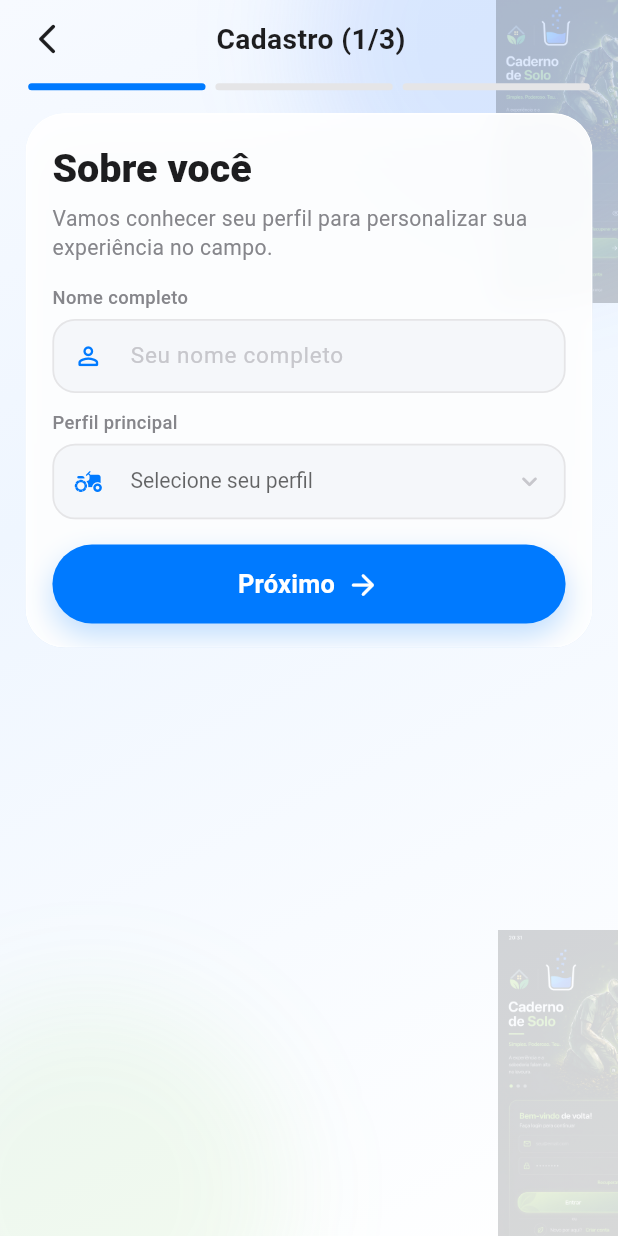
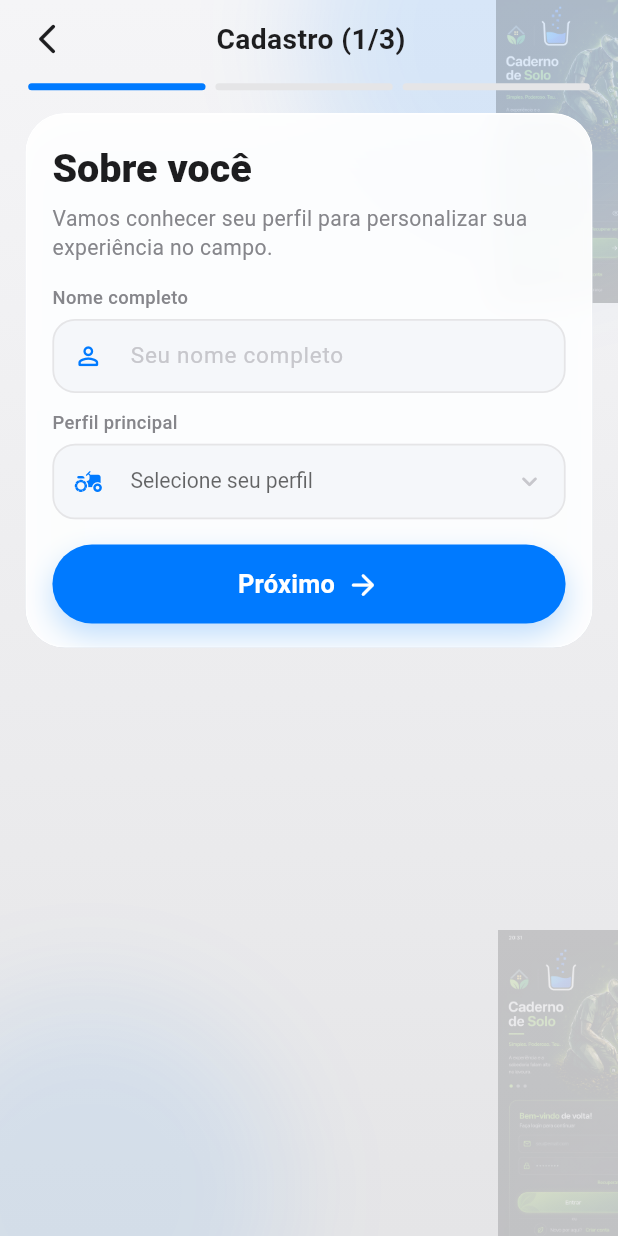
Before and after one commit to AfonsoRaudinei/Caderno-de-solo, a Flutter app: the screen it shows after launch, after a tap on "Cadastro", on a phone screen of 412 x 824 dp. Run offline on Flutter 3.47's test engine with Material 3 defaults, Android fonts, the phone set to English and light mode, and no system bars; our stand-ins replace cloud_firestore, dio, file_picker, firebase_auth, firebase_core, firebase_crashlytics and 20 more; missing offline and left inert: firebase_app_check, firebase_performance, google_mlkit_text_recognition, pdfx, syncfusion_flutter_pdf; accounts and stored records are empty; generated files the repository leaves out were written again.

Commit message:
fix(clientes,auth): FAB único, pós-salvar sem login e limpeza visual
Remove o CTA duplicado de adicionar cliente no empty state, evita reload
que forçava redirect para /login após salvar, e alinha a tela de login
ao design system com limpeza de assets e nomes residuais.

```diff
--- a/Analise/lib/features/auth/presentation/cadastro/cadastro_page.dart
+++ b/Analise/lib/features/auth/presentation/cadastro/cadastro_page.dart
@@ -115,7 +115,7 @@ class CadastroPage extends HookConsumerWidget {
       backgroundColor: Colors.transparent,
       body: Stack(
         children: [
-          const _CadastroDarkBackground(),
+          const _CadastroBackground(),
           SafeArea(
             child: Column(
               children: [
@@ -148,7 +148,7 @@ class CadastroPage extends HookConsumerWidget {
                                   scale: scale,
                                 ),
                                 SizedBox(height: 16 * scale),
-                                _DarkTextField(
+                                _CadastroTextField(
                                   controller: nomeController,
                                   label: AppStrings.nomeCompleto,
                                   hint: 'Seu nome completo',
@@ -163,7 +163,7 @@ class CadastroPage extends HookConsumerWidget {
                                 ValueListenableBuilder<String?>(
                                   valueListenable: perfilNotifier,
                                   builder: (context, val, _) {
-                                    return _DarkDropdownField<String>(
+                                    return _CadastroDropdownField<String>(
                                       label: 'Perfil principal',
                                       hint: 'Selecione seu perfil',
                                       value: val,
@@ -206,7 +206,7 @@ class CadastroPage extends HookConsumerWidget {
                                 ValueListenableBuilder<String?>(
                                   valueListenable: estadoNotifier,
                                   builder: (context, val, _) {
-                                    return _DarkDropdownField<String>(
+                                    return _CadastroDropdownField<String>(
                                       label: 'Estado (UF)',
                                       hint: 'Selecione o estado',
                                       value: val,
@@ -219,7 +219,7 @@ class CadastroPage extends HookConsumerWidget {
                                   },
                                 ),
                                 SizedBox(height: 12 * scale),
-                                _DarkTextField(
+                                _CadastroTextField(
                                   controller: cidadeController,
                                   label: 'Cidade base ou região',
                                   hint: 'Ex: Rio Verde',
@@ -259,7 +259,7 @@ class CadastroPage extends HookConsumerWidget {
                                   scale: scale,
                                 ),
                                 SizedBox(height: 16 * scale),
-                                _DarkTextField(
+                                _CadastroTextField(
                                   controller: emailController,
                                   label: AppStrings.email,
                                   hint: 'seu@email.com',
@@ -278,7 +278,7 @@ class CadastroPage extends HookConsumerWidget {
                                   },
                                 ),
                                 SizedBox(height: 12 * scale),
-                                _DarkTextField(
+                                _CadastroTextField(
                                   controller: senhaController,
                                   label: AppStrings.senha,
                                   hint: '••••••••',
@@ -291,7 +291,7 @@ class CadastroPage extends HookConsumerWidget {
                                       : null,
                                 ),
                                 SizedBox(height: 12 * scale),
-                                _DarkTextField(
+                                _CadastroTextField(
                                   controller: confirmarSenhaController,
                                   label: AppStrings.confirmarSenha,
                                   hint: '••••••••',
@@ -337,8 +337,8 @@ class CadastroPage extends HookConsumerWidget {
   }
 }
 
-class _CadastroDarkBackground extends StatelessWidget {
-  const _CadastroDarkBackground();
+class _CadastroBackground extends StatelessWidget {
+  const _CadastroBackground();
 
   @override
   Widget build(BuildContext context) {
@@ -346,29 +346,25 @@ class _CadastroDarkBackground extends StatelessWidget {
       children: [
         const DecoratedBox(
           decoration: BoxDecoration(
-            gradient: LinearGradient(
-              begin: Alignment.topLeft,
-              end: Alignment.bottomRight,
-              colors: [
-                Color(0xFFF7FAFF),
-                Color(0xFFEFF6FF),
-                Color(0xFFF8FBFF),
-                Color(0xFFFFFFFF),
-              ],
-              stops: [0.0, 0.35, 0.7, 1.0],
-            ),
+            gradient: AppColors.backgroundGradient,
           ),
           child: SizedBox.expand(),
         ),
-        const Positioned(
+        Positioned(
           top: -120,
           right: -80,
-          child: _AmbientGlow(size: 290, color: Color(0x263B82F6)),
+          child: _AmbientGlow(
+            size: 290,
+            color: AppColors.primary.withValues(alpha: 0.12),
+          ),
         ),
-        const Positioned(
+        Positioned(
           bottom: -100,
           left: -70,
-          child: _AmbientGlow(size: 260, color: Color(0x167ACC49)),
+          child: _AmbientGlow(
+            size: 260,
+            color: AppColors.primary.withValues(alpha: 0.08),
+          ),
         ),
         Positioned.fill(
           child: IgnorePointer(
@@ -599,7 +595,7 @@ class _StepTitle extends StatelessWidget {
   }
 }
 
-class _DarkTextField extends StatefulWidget {
+class _CadastroTextField extends StatefulWidget {
   final TextEditingController controller;
   final String label;
   final String hint;
@@ -611,7 +607,7 @@ class _DarkTextField extends StatefulWidget {
   final ValueChanged<String>? onSubmitted;
   final double scale;
 
-  const _DarkTextField({
+  const _CadastroTextField({
     required this.controller,
     required this.label,
     required this.hint,
@@ -625,10 +621,10 @@ class _DarkTextField extends StatefulWidget {
   });
 
   @override
-  State<_DarkTextField> createState() => _DarkTextFieldState();
+  State<_CadastroTextField> createState() => _CadastroTextFieldState();
 }
 
-class _DarkTextFieldState extends State<_DarkTextField> {
+class _CadastroTextFieldState extends State<_CadastroTextField> {
   late final FocusNode _focusNode;
   bool _focused = false;
   bool _obscured = false;
@@ -734,7 +730,7 @@ class _DarkTextFieldState extends State<_DarkTextField> {
   }
 }
 
-class _DarkDropdownField<T> extends StatelessWidget {
+class _CadastroDropdownField<T> extends StatelessWidget {
   final String label;
   final String hint;
   final T? value;
@@ -743,7 +739,7 @@ class _DarkDropdownField<T> extends StatelessWidget {
   final ValueChanged<T?> onChanged;
   final double scale;
 
-  const _DarkDropdownField({
+  const _CadastroDropdownField({
     required this.label,
     required this.hint,
     required this.value,
--- a/Analise/lib/features/auth/presentation/login/login_page.dart
+++ b/Analise/lib/features/auth/presentation/login/login_page.dart
@@ -66,7 +66,7 @@ class LoginPage extends HookConsumerWidget {
       backgroundColor: Colors.transparent,
       body: Stack(
         children: [
-          const _DarkBackground(),
+          const _LoginBackground(),
           SafeArea(
             child: Center(
               child: ConstrainedBox(
@@ -119,7 +119,7 @@ class LoginPage extends HookConsumerWidget {
                           child: AnimatedOpacity(
                             duration: const Duration(milliseconds: 520),
                             opacity: reveal.value ? 1 : 0,
-                            child: _DarkLoginCard(
+                            child: _LoginCard(
                               emailController: emailController,
                               senhaController: senhaController,
                               isLoading: loginState.isLoading,
@@ -141,26 +141,16 @@ class LoginPage extends HookConsumerWidget {
   }
 }
 
-class _DarkBackground extends StatelessWidget {
-  const _DarkBackground();
+class _LoginBackground extends StatelessWidget {
+  const _LoginBackground();
 
   @override
   Widget build(BuildContext context) {
-    return const Stack(
+    return Stack(
       children: [
-        DecoratedBox(
+        const DecoratedBox(
           decoration: BoxDecoration(
-            gradient: LinearGradient(
-              begin: Alignment.topLeft,
-              end: Alignment.bottomRight,
-              colors: [
-                Color(0xFFF7FAFF),
-                Color(0xFFEFF6FF),
-                Color(0xFFF8FBFF),
-                Color(0xFFFFFFFF),
-              ],
-              stops: [0.0, 0.35, 0.7, 1.0],
-            ),
+            gradient: AppColors.backgroundGradient,
           ),
           child: SizedBox.expand(),
         ),
@@ -169,15 +159,7 @@ class _DarkBackground extends StatelessWidget {
           right: -70,
           child: _AmbientGlow(
             size: 300,
-            color: Color(0x263B82F6),
-          ),
-        ),
-        Positioned(
-          top: 180,
-          left: -80,
-          child: _AmbientGlow(
-            size: 250,
-            color: Color(0x167ACC49),
+            color: AppColors.primary.withValues(alpha: 0.12),
           ),
         ),
         Positioned(
@@ -185,10 +167,10 @@ class _DarkBackground extends StatelessWidget {
           right: -30,
           child: _AmbientGlow(
             size: 260,
-            color: Color(0x183B82F6),
+            color: AppColors.primary.withValues(alpha: 0.08),
           ),
         ),
-        Positioned.fill(child: _LeafDetailLayer()),
+        const Positioned.fill(child: _LeafDetailLayer()),
       ],
     );
   }
@@ -289,18 +271,14 @@ class _LoginHeader extends StatelessWidget {
     return Column(
       crossAxisAlignment: CrossAxisAlignment.stretch,
       children: [
-        Row(
-          mainAxisAlignment: MainAxisAlignment.center,
-          children: [
-            _LogoIcon(assetPath: 'assets/soloforte.png', size: 58 * scale),
-            SizedBox(width: 12 * scale),
-            _LogoDivider(height: 44 * scale),
-            SizedBox(width: 12 * scale),
-            _LogoIcon(assetPath: 'assets/icons/icon.png', size: 72 * scale),
-          ],
+        Center(
+          child: _LogoIcon(
+            assetPath: 'assets/soloforte.png',
+            size: 72 * scale,
+          ),
         ),
-        SizedBox(height: 12 * scale),
-        _BrandHeroBlock(scale: scale),
+        SizedBox(height: 16 * scale),
+        _BrandCopy(scale: scale),
       ],
     );
   }
@@ -321,49 +299,6 @@ class _LogoIcon extends StatelessWidget {
       width: size,
       height: size,
       child: Image.asset(assetPath, fit: BoxFit.contain),
-    );
-  }
-}
-
-class _LogoDivider extends StatelessWidget {
-  final double height;
-  const _LogoDivider({required this.height});
-
-  @override
-  Widget build(BuildContext context) {
-    return Container(
-      width: 1,
-      height: height,
-      color: const Color(0x40698173),
-    );
-  }
-}
-
-class _BrandHeroBlock extends StatelessWidget {
-  final double scale;
-  const _BrandHeroBlock({required this.scale});
-
-  @override
-  Widget build(BuildContext context) {
-    return LayoutBuilder(
-      builder: (context, constraints) {
-        final showHero = constraints.maxWidth > 320;
-        return Stack(
-          children: [
-            if (showHero)
-              Positioned(
-                right: 0,
-                top: 4 * scale,
-                bottom: 2,
-                child: _HeroIllustrationSlot(scale: scale),
-              ),
-            Padding(
-              padding: EdgeInsets.only(right: showHero ? 126 * scale : 0),
-              child: _BrandCopy(scale: scale),
-            ),
-          ],
-        );
-      },
     );
   }
 }
@@ -408,41 +343,6 @@ class _BrandCopy extends StatelessWidget {
         SizedBox(height: 10 * scale),
         _BrandMessageCarousel(scale: scale),
       ],
-    );
-  }
-}
-
-class _HeroIllustrationSlot extends StatelessWidget {
-  final double scale;
-  const _HeroIllustrationSlot({required this.scale});
-
-  static const String _heroAssetPath = 'assets/images/IMG_2664.jpeg';
-
-  @override
-  Widget build(BuildContext context) {
-    return SizedBox(
-      width: 148 * scale,
-      child: Stack(
-        alignment: Alignment.center,
-        children: [
-          _AmbientGlow(size: 140 * scale, color: const Color(0x2D72C94A)),
-          ColorFiltered(
-            colorFilter: const ColorFilter.mode(
-              Color(0xFF47745D),
-              BlendMode.multiply,
-            ),
-            child: ClipRRect(
-              borderRadius: BorderRadius.circular(20),
-              child: Image.asset(
-                _heroAssetPath,
-                fit: BoxFit.cover,
-                alignment: Alignment.centerRight,
-                errorBuilder: (_, __, ___) => const SizedBox.shrink(),
-              ),
-            ),
-          ),
-        ],
-      ),
     );
   }
 }
@@ -625,14 +525,14 @@ class _AuthSegmentedControl extends StatelessWidget {
   }
 }
 
-class _DarkLoginCard extends StatelessWidget {
+class _LoginCard extends StatelessWidget {
   final TextEditingController emailController;
   final TextEditingController senhaController;
   final bool isLoading;
   final VoidCallback onSubmit;
   final double scale;
 
-  const _DarkLoginCard({
+  const _LoginCard({
     required this.emailController,
     required this.senhaController,
     required this.isLoading,
@@ -701,7 +601,7 @@ class _DarkLoginCard extends StatelessWidget {
                 ),
               ),
               SizedBox(height: 14 * scale),
-              _DarkInputField(
+              _LoginInputField(
                 controller: emailController,
                 hint: 'seu@email.com',
                 keyboardType: TextInputType.emailAddress,
@@ -721,7 +621,7 @@ class _DarkLoginCard extends StatelessWidget {
                 },
               ),
               SizedBox(height: 10 * scale),
-              _DarkInputField(
+              _LoginInputField(
                 controller: senhaController,
                 hint: '••••••••',
                 obscureText: true,
@@ -768,9 +668,7 @@ class _DarkLoginCard extends StatelessWidget {
                 onPressed: onSubmit,
                 scale: scale,
               ),
-              SizedBox(height: 12 * scale),
-              _DividerWithText(text: 'ou', scale: scale),
-              SizedBox(height: 12 * scale),
+              SizedBox(height: 16 * scale),
               Row(
                 mainAxisAlignment: MainAxisAlignment.center,
                 children: [
@@ -803,7 +701,7 @@ class _DarkLoginCard extends StatelessWidget {
   }
 }
 
-class _DarkInputField extends StatefulWidget {
+class _LoginInputField extends StatefulWidget {
   final TextEditingController controller;
   final String hint;
   final TextInputType? keyboardType;
@@ -816,7 +714,7 @@ class _DarkInputField extends StatefulWidget {
   final ValueChanged<String>? onSubmitted;
   final double fontScale;
 
-  const _DarkInputField({
+  const _LoginInputField({
     required this.controller,
     required this.hint,
     required this.prefixIcon,
@@ -831,10 +729,10 @@ class _DarkInputField extends StatefulWidget {
   });
 
   @override
-  State<_DarkInputField> createState() => _DarkInputFieldState();
+  State<_LoginInputField> createState() => _LoginInputFieldState();
 }
 
-class _DarkInputFieldState extends State<_DarkInputField> {
+class _LoginInputFieldState extends State<_LoginInputField> {
   late final FocusNode _focusNode;
   bool _focused = false;
   bool _obscured = false;
@@ -882,7 +780,7 @@ class _DarkInputFieldState extends State<_DarkInputField> {
           fontSize: 16 * widget.fontScale,
         ),
         filled: true,
-        fillColor: const Color(0xFFF5F7FA),
+        fillColor: AppColors.bgSecondary,
         contentPadding:
             const EdgeInsets.symmetric(horizontal: 14, vertical: 16),
         prefixIcon: Icon(
@@ -912,11 +810,11 @@ class _DarkInputFieldState extends State<_DarkInputField> {
         ),
         errorBorder: OutlineInputBorder(
           borderRadius: BorderRadius.circular(16),
-          borderSide: const BorderSide(color: Color(0xFFE75A63), width: 1.2),
+          borderSide: const BorderSide(color: AppColors.error, width: 1.2),
         ),
         focusedErrorBorder: OutlineInputBorder(
           borderRadius: BorderRadius.circular(16),
-          borderSide: const BorderSide(color: Color(0xFFE75A63), width: 1.4),
+          borderSide: const BorderSide(color: AppColors.error, width: 1.4),
         ),
         errorStyle: AppTextStyles.error.copyWith(color: AppColors.error),
       ),
@@ -1023,37 +921,6 @@ class _PremiumLoginButtonState extends State<_PremiumLoginButton> {
   }
 }
 
-class _DividerWithText extends StatelessWidget {
-  final String text;
-  final double scale;
-
-  const _DividerWithText({required this.text, this.scale = 1});
-
-  @override
-  Widget build(BuildContext context) {
-    return Row(
-      children: [
-        const Expanded(
-          child: Divider(color: Color(0x3B70807A), thickness: 1),
-        ),
-        Padding(
-          padding: EdgeInsets.symmetric(horizontal: 10 * scale),
-          child: Text(
-            text,
-            style: AppTextStyles.body.copyWith(
-              color: const Color(0xFF84918C),
-              fontSize: 14 * scale,
-            ),
-          ),
-        ),
-        const Expanded(
-          child: Divider(color: Color(0x3B70807A), thickness: 1),
-        ),
-      ],
-    );
-  }
-}
-
 class _AmbientGlow extends StatelessWidget {
   final double size;
   final Color color;
```
Also changed, not shown: Analise/lib/features/clientes/application/providers/cliente_provider.dart (+59 -8 lines), Analise/lib/features/clientes/presentation/clientes_list_screen.dart (+5 -9 lines), Analise/LOGIN.png (deleted), Analise/assets/images/IMG_2664.jpeg (deleted), Analise/assets/images/app_icon.png (deleted), Analise/assets/images/app_icon_dark.png (deleted), Analise/assets/images/app_icon_green.png (deleted), Analise/assets/images/soloforte_logo.jpeg (deleted), 3 other files.
